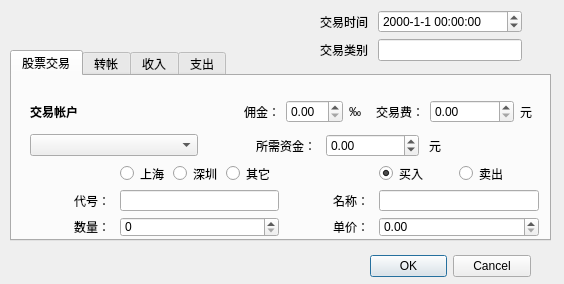
Above: myFinanceExchangeWindow.ui from Imrono/myFinance before the change. Below: the same form after it.
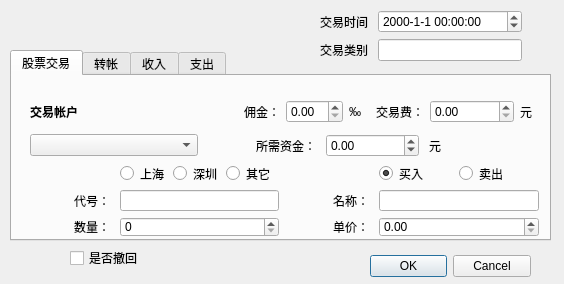
That is the form after the change.

Patch:
```diff
--- a/myFinanceExchangeWindow.ui
+++ b/myFinanceExchangeWindow.ui
@@ -799,6 +799,19 @@
     </widget>
    </widget>
   </widget>
+  <widget class="QCheckBox" name="checkBoxRollback">
+   <property name="geometry">
+    <rect>
+     <x>70</x>
+     <y>250</y>
+     <width>71</width>
+     <height>16</height>
+    </rect>
+   </property>
+   <property name="text">
+    <string>是否撤回</string>
+   </property>
+  </widget>
   <zorder>formLayoutWidget</zorder>
   <zorder>buttonBox</zorder>
   <zorder>tabWidget</zorder>
```
Left out of the diff: 1 changed line with no effect on the pictures.
